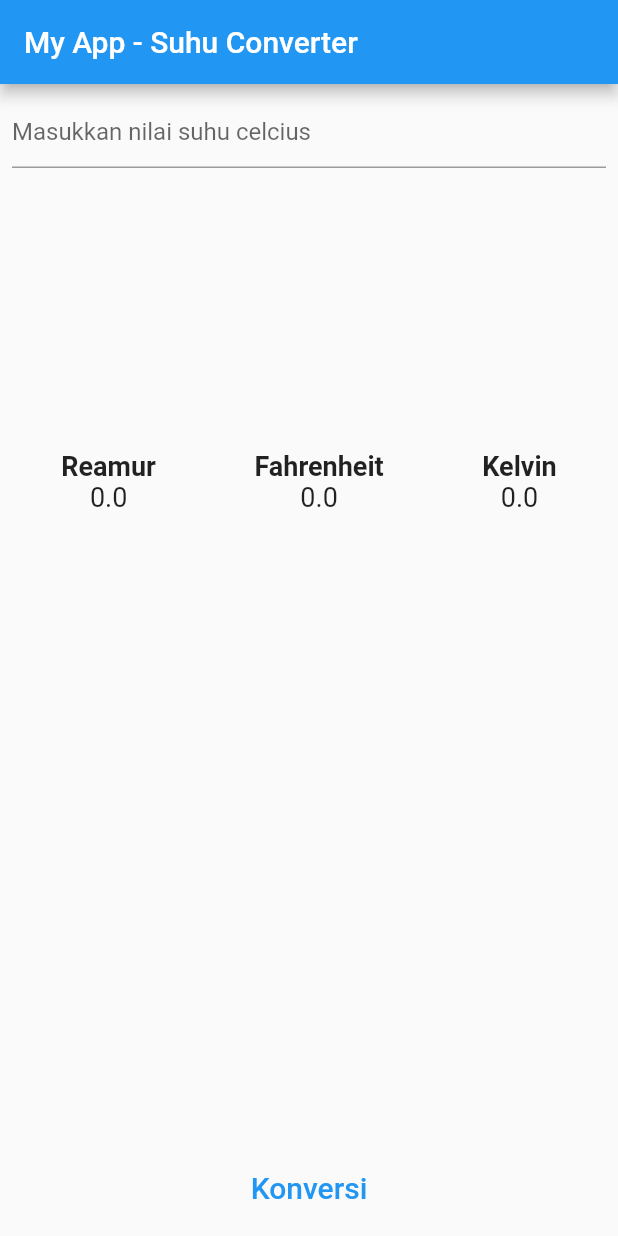
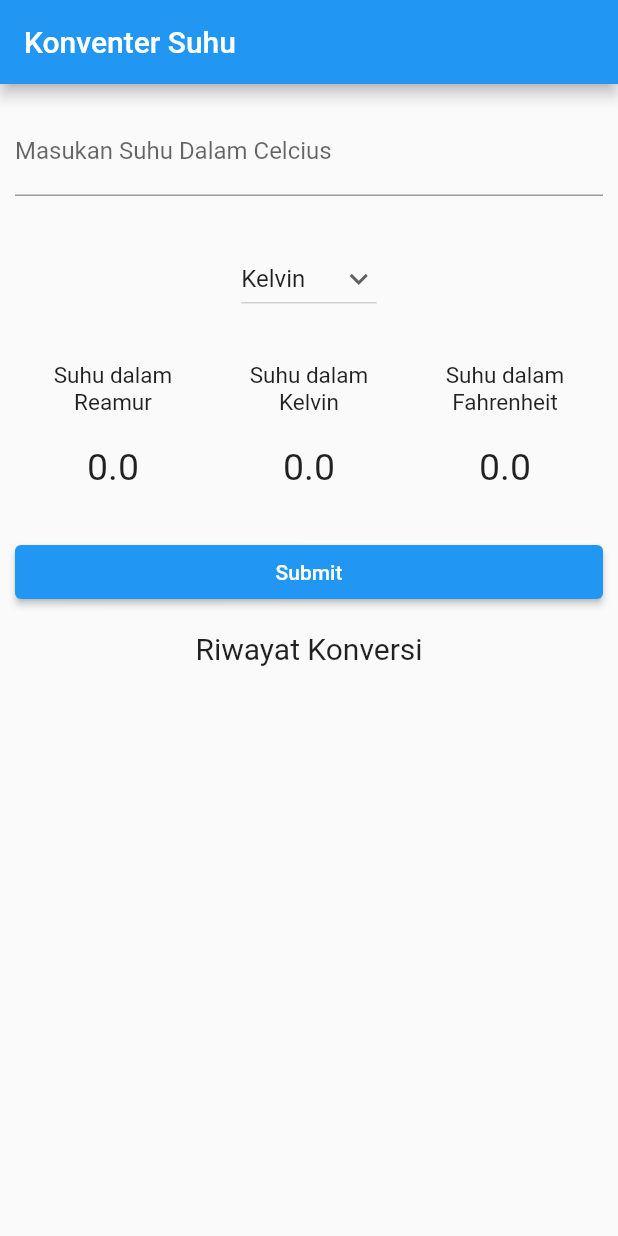
Before and after one commit to ardhanurazizah/flutter_converter_suhu, a Flutter app: the screen it shows after launch, on a phone screen of 412 x 824 dp. Run offline on Flutter 3.47's test engine with Material 2 defaults, Android fonts, the phone set to English and light mode, and no system bars.

Commit message:
Converter Suhu

```diff
--- a/flutter_converter_suhu/lib/main.dart
+++ b/flutter_converter_suhu/lib/main.dart
@@ -1,162 +1,276 @@
 import 'package:flutter/material.dart';
+import 'package:flutter/services.dart';
 
 void main() {
   runApp(const MyApp());
 }
 
-class MyApp extends StatelessWidget {
+class MyApp extends StatefulWidget {
   const MyApp({super.key});
 
-  // This widget is the root of your application.
   @override
-  Widget build(BuildContext context) {
-    return MaterialApp(
-      title: 'Suhu Converter',
-      theme: ThemeData(
-        // This is the theme of your application.
-        //
-        // Try running your application with "flutter run". You'll see the
-        // application has a blue toolbar. Then, without quitting the app, try
-        // changing the primarySwatch below to Colors.green and then invoke
-        // "hot reload" (press "r" in the console where you ran "flutter run",
-        // or simply save your changes to "hot reload" in a Flutter IDE).
-        // Notice that the counter didn't reset back to zero; the application
-        // is not restarted.
-        primarySwatch: Colors.blue,
-      ),
-      home: const MyHomePage(title: 'My App - Suhu Converter'),
-    );
-  }
+  State<MyApp> createState() => _MyAppState();
 }
 
-class MyHomePage extends StatefulWidget {
-  const MyHomePage({super.key, required this.title});
-
-  // This widget is the home page of your application. It is stateful, meaning
-  // that it has a State object (defined below) that contains fields that affect
-  // how it looks.
-
-  // This class is the configuration for the state. It holds the values (in this
-  // case the title) provided by the parent (in this case the App widget) and
-  // used by the build method of the State. Fields in a Widget subclass are
-  // always marked "final".
-
-  final String title;
-
-  @override
-  State<MyHomePage> createState() => _MyHomePageState();
-}
-
-class _MyHomePageState extends State<MyHomePage> {
-  TextEditingController etInput = new TextEditingController();
-
-  //Menentukan variabel input
+class _MyAppState extends State<MyApp> {
+  // This widget is the root of your application.
+  var items = ['Kelvin', 'Reamor', 'Farenheit', 'Semua'];
+  String dropdownvalue = 'Kelvin';
+  String? selectedValue;
   double celcius = 0;
   double kelvin = 0;
-  double fahrenheit = 0;
-  double reamur = 0;
-
-  // Melakukan konversi
+  double reamor = 0;
+  double farenheit = 0;
+  double output = 0;
+  double output1 = 0;
+  double output2 = 0;
+  double output3 = 0;
+  List<String> listViewItem1 = <String>[];
+  List<String> listViewItem2 = <String>[];
+  List<String> listViewItem3 = <String>[];
+  List<String> listViewItem4 = <String>[];
+  TextEditingController inputSuhu = TextEditingController();
   konversi() {
-    //dengan state
     setState(() {
-      celcius = double.parse(etInput.text);
-      reamur = 4 / 5 * celcius;
-      fahrenheit = (9 / 5 * celcius) + 32;
-      kelvin = 273.15 + celcius;
+      celcius = double.parse(inputSuhu.text);
+      if (dropdownvalue == 'Kelvin') {
+        output = 273.15 + celcius;
+        reamor = 0;
+        farenheit = 0;
+        kelvin = output;
+      } else if (dropdownvalue == 'Reamor') {
+        output = 4 / 5 * celcius;
+        reamor = output;
+        farenheit = 0;
+        kelvin = 0;
+      } else if (dropdownvalue == 'Farenheit') {
+        output = (9 / 5 * celcius) + 32;
+        reamor = 0;
+        farenheit = output;
+        kelvin = 0;
+      } else {
+        output1 = 273.15 + celcius;
+        output2 = 4 / 5 * celcius;
+        output3 = (9 / 5 * celcius) + 32;
+        reamor = output2;
+        farenheit = output3;
+        kelvin = output1;
+      }
+      listViewItem1.add('$reamor');
+      listViewItem2.add('$kelvin');
+      listViewItem3.add('$farenheit');
+      listViewItem4.add('$celcius');
     });
   }
 
   @override
   Widget build(BuildContext context) {
-    return Scaffold(
+    return MaterialApp(
+      title: 'Flutter Demo',
+      theme: ThemeData(
+        primarySwatch: Colors.blue,
+        visualDensity: VisualDensity.adaptivePlatformDensity,
+      ),
+      home: Scaffold(
         appBar: AppBar(
-        title: Text(widget.title),
+          title: Text("Konventer Suhu"),
         ),
-      body: Container(
-        margin: EdgeInsets.all(8),
+        body: Column(
+          children: <Widget>[
+            Expanded(
+              flex: 2,
+              child: Container(
+                margin: const EdgeInsets.fromLTRB(10, 0, 10, 0),
                 child: Column(
+                  mainAxisAlignment: MainAxisAlignment.spaceAround,
                   children: [
-            Expanded(
-              child: Column(
-                mainAxisAlignment: MainAxisAlignment.spaceBetween,
-                children: <Widget>[
-                  TextFormField(
-                    keyboardType: TextInputType.number,
-                    controller: etInput,
-                    decoration: InputDecoration(
-                      hintText: "Masukkan nilai suhu celcius",
+                    Container(child: inputan()),
+                    Container(
+                      child: dropDown(),
                     ),
+                    Container(
+                      child: outputSuhu(),
                     ),
-                  Center(
-                    child: Row(
-                      mainAxisAlignment: MainAxisAlignment.spaceAround,
-                      children: <Widget>[
-                        Column(
-                          children: <Widget>[
-                            Text(
-                              "Reamur",
-                              style: TextStyle(
-                                fontSize: 18,
-                                fontWeight: FontWeight.bold,
-                              ),
-                            ),
-                            Text(
-                              "$reamur",
-                              style: TextStyle(fontSize: 18),
-                            ),
-                          ],
-                        ),
-                        Column(
-                          children: <Widget>[
-                            Text(
-                              "Fahrenheit",
-                              style: TextStyle(
-                                fontSize: 18,
-                                fontWeight: FontWeight.bold,
-                              ),
-                            ),
-                            Text(
-                              "$fahrenheit",
-                              style: TextStyle(fontSize: 18),
-                            ),
-                          ],
-                        ),
-                        Column(
-                          children: <Widget>[
-                            Text(
-                              "Kelvin",
-                              style: TextStyle(
-                                fontSize: 18,
-                                fontWeight: FontWeight.bold,
-                              ),
-                            ),
-                            Text(
-                              "$kelvin",
-                              style: TextStyle(fontSize: 18),
-                            ),
-                          ],
+                    Container(
+                      child: buttonSubmit(),
                     ),
                   ],
                 ),
               ),
-                  Container(
-                    width: double.infinity,
-                    height: 50,
             ),
-                  TextButton(
-                    onPressed: konversi,
+            const Expanded(
+              flex: 0,
               child: Text(
-                      'Konversi',
+                'Riwayat Konversi',
                 style: TextStyle(fontSize: 20),
               ),
             ),
-                ],
+            const SizedBox(
+              height: 15,
             ),
+            Expanded(
+              flex: 2,
+              child: listHasil(),
             ),
           ],
         ),
       ),
     );
   }
+
+  inputan() {
+    return TextFormField(
+      controller: inputSuhu,
+      keyboardType: TextInputType.number,
+      decoration: const InputDecoration(
+        border: UnderlineInputBorder(),
+        labelText: 'Masukan Suhu Dalam Celcius',
+      ),
+    );
   }
+
+  dropDown() {
+    return DropdownButton(
+      value: dropdownvalue,
+      icon: const Icon(Icons.keyboard_arrow_down),
+      items: items.map((String items) {
+        return DropdownMenuItem(
+          value: items,
+          child: Text(items),
+        );
+      }).toList(),
+      onChanged: (String? newValue) {
+        setState(() {
+          dropdownvalue = newValue!;
+        });
+      },
+    );
+  }
+
+  outputSuhu() {
+    return Row(
+      mainAxisAlignment: MainAxisAlignment.spaceEvenly,
+      children: [
+        Expanded(
+          flex: 1,
+          child: Column(
+            children: [
+              const Text('Suhu dalam Reamur',
+                  style: TextStyle(
+                    fontSize: 15,
+                  ),
+                  textAlign: TextAlign.center),
+              const SizedBox(height: 20),
+              Text(
+                "$reamor",
+                style: const TextStyle(fontSize: 25),
+              )
+            ],
+          ),
+        ),
+        Expanded(
+          flex: 1,
+          child: Column(
+            children: [
+              const Text(
+                'Suhu dalam \nKelvin',
+                style: TextStyle(fontSize: 15),
+                textAlign: TextAlign.center,
+              ),
+              const SizedBox(height: 20),
+              Text(
+                "$kelvin",
+                style: const TextStyle(fontSize: 25),
+              )
+            ],
+          ),
+        ),
+        Expanded(
+          flex: 1,
+          child: Column(
+            children: [
+              const Text('Suhu dalam \nFahrenheit',
+                  style: TextStyle(fontSize: 15), textAlign: TextAlign.center),
+              const SizedBox(height: 20),
+              Text(
+                "$farenheit",
+                style: const TextStyle(fontSize: 25),
+              )
+            ],
+          ),
+        ),
+      ],
+    );
+  }
+
+  buttonSubmit() {
+    return SizedBox(
+        width: double.infinity,
+        child: ElevatedButton(
+          child: const Text('Submit'),
+          onPressed: () => konversi(),
+        ));
+  }
+
+  listHasil() {
+    return SizedBox(
+      height: 120,
+      child: ListView.builder(
+        shrinkWrap: true,
+        itemCount: listViewItem4.length,
+        itemBuilder: (context, index) => Container(
+          decoration:
+              BoxDecoration(border: Border.all(color: Colors.lightBlueAccent)),
+          margin: const EdgeInsets.fromLTRB(0, 0, 0, 10),
+          child: Row(children: <Widget>[
+            Expanded(
+              flex: 4,
+              child: Column(
+                children: [Text((index + 1).toString())],
+              ),
+            ),
+            Expanded(
+              flex: 10,
+              child: Row(
+                children: [
+                  Column(
+                    crossAxisAlignment: CrossAxisAlignment.start,
+                    children: const [
+                      Text(
+                        'Celcius',
+                        style:
+                            TextStyle(fontWeight: FontWeight.bold, height: 2),
+                      ),
+                      Text(
+                        'Reamur\t',
+                      ),
+                      Text('Kelvin\t'),
+                      Text('Fahrenheit\t'),
+                      SizedBox(
+                        height: 10,
+                      )
+                    ],
+                  ),
+                  Column(children: const [
+                    Text('=\t'),
+                    Text('=\t'),
+                    Text('=\t'),
+                    Text('=\t'),
+                  ]),
+                  Column(
+                      crossAxisAlignment: CrossAxisAlignment.start,
+                      children: [
+                        Text(listViewItem4.elementAt(index)),
+                        Text(listViewItem1.elementAt(index)),
+                        Text(listViewItem2.elementAt(index)),
+                        Text(listViewItem3.elementAt(index)),
+                      ]),
+                ],
+              ),
+            ),
+          ]),
+        ),
+      ),
+    );
+  }
+}
```
Lines whose indentation alone changed are shown as unchanged.
